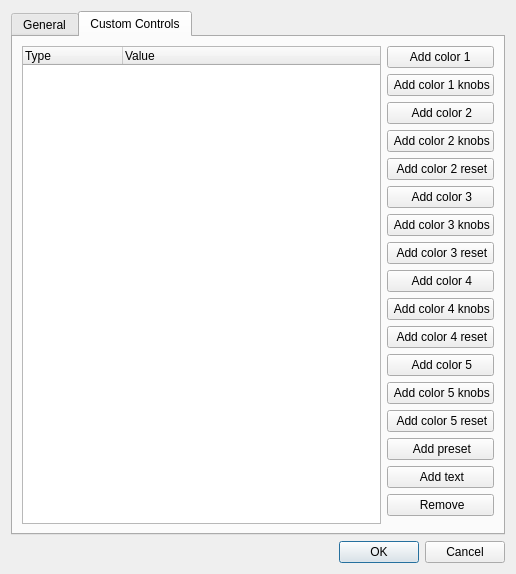
The window that ui/src/virtualconsole/vcmatrixproperties.ui (mcallegari/qlcplus) describes before a commit, drawn with Qt 5.
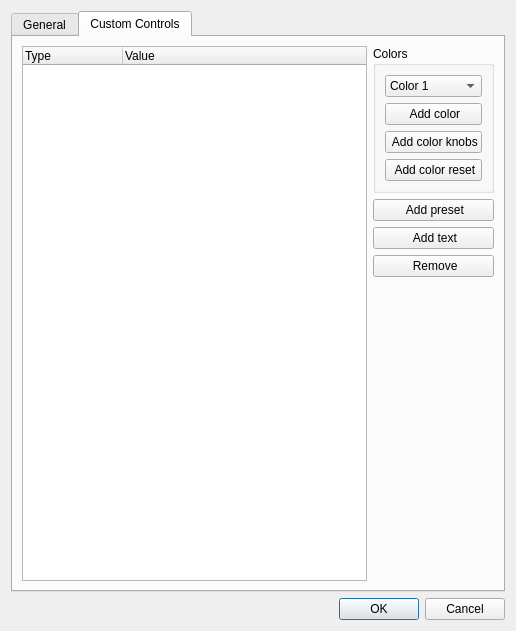
The same window after the commit. The open tabs and pages were chosen to show the change. Icons and pictures are not drawn.

Commit message: ui: simplify VC Animation properties UI

```diff
--- a/ui/src/virtualconsole/vcmatrixproperties.ui
+++ b/ui/src/virtualconsole/vcmatrixproperties.ui
@@ -26,7 +26,7 @@
     <x>0</x>
     <y>0</y>
     <width>516</width>
-    <height>489</height>
+    <height>631</height>
    </rect>
   </property>
   <property name="windowTitle">
@@ -296,30 +296,10 @@
       <layout class="QVBoxLayout" name="verticalLayout">
        <item>
         <layout class="QGridLayout" name="gridLayout_5">
-         <item row="0" column="1" rowspan="18">
-          <widget class="QTreeWidget" name="m_controlsTree">
-           <property name="rootIsDecorated">
-            <bool>false</bool>
-           </property>
-           <property name="itemsExpandable">
-            <bool>false</bool>
-           </property>
-           <column>
-            <property name="text">
-             <string>Type</string>
-            </property>
-           </column>
-           <column>
-            <property name="text">
-             <string>Value</string>
-            </property>
-           </column>
-          </widget>
-         </item>
-         <item row="0" column="2">
-          <widget class="QPushButton" name="m_addMtxColor1Button">
+         <item row="2" column="2">
+          <widget class="QPushButton" name="m_addTextButton">
            <property name="text">
-            <string> Add color 1 </string>
+            <string> Add text</string>
            </property>
            <property name="icon">
             <iconset resource="../qlcui.qrc">
@@ -328,149 +308,6 @@
           </widget>
          </item>
          <item row="1" column="2">
-          <widget class="QPushButton" name="m_addMtxColor1KnobsButton">
-           <property name="text">
-            <string> Add color 1 knobs</string>
-           </property>
-           <property name="icon">
-            <iconset resource="../qlcui.qrc">
-             <normaloff>:/knob.png</normaloff>:/knob.png</iconset>
-           </property>
-          </widget>
-         </item>
-         <item row="2" column="2">
-          <widget class="QPushButton" name="m_addMtxColor2Button">
-           <property name="text">
-            <string> Add color 2</string>
-           </property>
-           <property name="icon">
-            <iconset resource="../qlcui.qrc">
-             <normaloff>:/color.png</normaloff>:/color.png</iconset>
-           </property>
-          </widget>
-         </item>
-         <item row="3" column="2">
-          <widget class="QPushButton" name="m_addMtxColor2KnobsButton">
-           <property name="text">
-            <string> Add color 2 knobs</string>
-           </property>
-           <property name="icon">
-            <iconset resource="../qlcui.qrc">
-             <normaloff>:/knob.png</normaloff>:/knob.png</iconset>
-           </property>
-          </widget>
-         </item>
-         <item row="4" column="2">
-          <widget class="QPushButton" name="m_addMtxColor2ResetButton">
-           <property name="text">
-            <string> Add color 2 reset</string>
-           </property>
-           <property name="icon">
-            <iconset resource="../qlcui.qrc">
-             <normaloff>:/fileclose.png</normaloff>:/fileclose.png</iconset>
-           </property>
-          </widget>
-         </item>
-         <item row="5" column="2">
-          <widget class="QPushButton" name="m_addMtxColor3Button">
-           <property name="text">
-            <string> Add color 3</string>
-           </property>
-           <property name="icon">
-            <iconset resource="../qlcui.qrc">
-             <normaloff>:/color.png</normaloff>:/color.png</iconset>
-           </property>
-          </widget>
-         </item>
-         <item row="6" column="2">
-          <widget class="QPushButton" name="m_addMtxColor3KnobsButton">
-           <property name="text">
-            <string> Add color 3 knobs</string>
-           </property>
-           <property name="icon">
-            <iconset resource="../qlcui.qrc">
-             <normaloff>:/knob.png</normaloff>:/knob.png</iconset>
-           </property>
-          </widget>
-         </item>
-         <item row="7" column="2">
-          <widget class="QPushButton" name="m_addMtxColor3ResetButton">
-           <property name="text">
-            <string> Add color 3 reset</string>
-           </property>
-           <property name="icon">
-            <iconset resource="../qlcui.qrc">
-             <normaloff>:/fileclose.png</normaloff>:/fileclose.png</iconset>
-           </property>
-          </widget>
-         </item>
-         <item row="8" column="2">
-          <widget class="QPushButton" name="m_addMtxColor4Button">
-           <property name="text">
-            <string> Add color 4</string>
-           </property>
-           <property name="icon">
-            <iconset resource="../qlcui.qrc">
-             <normaloff>:/color.png</normaloff>:/color.png</iconset>
-           </property>
-          </widget>
-         </item>
-         <item row="9" column="2">
-          <widget class="QPushButton" name="m_addMtxColor4KnobsButton">
-           <property name="text">
-            <string> Add color 4 knobs</string>
-           </property>
-           <property name="icon">
-            <iconset resource="../qlcui.qrc">
-             <normaloff>:/knob.png</normaloff>:/knob.png</iconset>
-           </property>
-          </widget>
-         </item>
-         <item row="10" column="2">
-          <widget class="QPushButton" name="m_addMtxColor4ResetButton">
-           <property name="text">
-            <string> Add color 4 reset</string>
-           </property>
-           <property name="icon">
-            <iconset resource="../qlcui.qrc">
-             <normaloff>:/fileclose.png</normaloff>:/fileclose.png</iconset>
-           </property>
-          </widget>
-         </item>
-         <item row="11" column="2">
-          <widget class="QPushButton" name="m_addMtxColor5Button">
-           <property name="text">
-            <string> Add color 5</string>
-           </property>
-           <property name="icon">
-            <iconset resource="../qlcui.qrc">
-             <normaloff>:/color.png</normaloff>:/color.png</iconset>
-           </property>
-          </widget>
-         </item>
-         <item row="12" column="2">
-          <widget class="QPushButton" name="m_addMtxColor5KnobsButton">
-           <property name="text">
-            <string> Add color 5 knobs</string>
-           </property>
-           <property name="icon">
-            <iconset resource="../qlcui.qrc">
-             <normaloff>:/knob.png</normaloff>:/knob.png</iconset>
-           </property>
-          </widget>
-         </item>
-         <item row="13" column="2">
-          <widget class="QPushButton" name="m_addMtxColor5ResetButton">
-           <property name="text">
-            <string> Add color 5 reset</string>
-           </property>
-           <property name="icon">
-            <iconset resource="../qlcui.qrc">
-             <normaloff>:/fileclose.png</normaloff>:/fileclose.png</iconset>
-           </property>
-          </widget>
-         </item>
-         <item row="14" column="2">
           <widget class="QPushButton" name="m_addPresetButton">
            <property name="text">
             <string> Add preset</string>
@@ -481,18 +318,81 @@
            </property>
           </widget>
          </item>
-         <item row="15" column="2">
-          <widget class="QPushButton" name="m_addTextButton">
-           <property name="text">
-            <string> Add text</string>
+         <item row="0" column="2">
+          <widget class="QGroupBox" name="groupBox">
+           <property name="title">
+            <string>Colors</string>
            </property>
-           <property name="icon">
-            <iconset resource="../qlcui.qrc">
-             <normaloff>:/fonts.png</normaloff>:/fonts.png</iconset>
-           </property>
+           <layout class="QVBoxLayout" name="verticalLayout_3">
+            <item>
+             <widget class="QComboBox" name="m_colorsCombo">
+              <item>
+               <property name="text">
+                <string>Color 1</string>
+               </property>
+              </item>
+              <item>
+               <property name="text">
+                <string>Color 2</string>
+               </property>
+              </item>
+              <item>
+               <property name="text">
+                <string>Color 3</string>
+               </property>
+              </item>
+              <item>
+               <property name="text">
+                <string>Color 4</string>
+               </property>
+              </item>
+              <item>
+               <property name="text">
+                <string>Color 5</string>
+               </property>
+              </item>
+             </widget>
+            </item>
+            <item>
+             <widget class="QPushButton" name="m_addColorButton">
+              <property name="text">
+               <string> Add color</string>
+              </property>
+              <property name="icon">
+               <iconset resource="../qlcui.qrc">
+                <normaloff>:/color.png</normaloff>:/color.png</iconset>
+              </property>
+             </widget>
+            </item>
+            <item>
+             <widget class="QPushButton" name="m_addColorKnobsButton">
+              <property name="text">
+               <string> Add color knobs</string>
+              </property>
+              <property name="icon">
+               <iconset resource="../qlcui.qrc">
+                <normaloff>:/knob.png</normaloff>:/knob.png</iconset>
+              </property>
+             </widget>
+            </item>
+            <item>
+             <widget class="QPushButton" name="m_addColorResetButton">
+              <property name="text">
+               <string> Add color reset</string>
+              </property>
+              <property name="icon">
+               <iconset resource="../qlcui.qrc">
+                <normaloff>:/fileclose.png</normaloff>:/fileclose.png</iconset>
+              </property>
+             </widget>
+            </item>
+           </layout>
           </widget>
          </item>
-         <item row="16" column="2">
+         <item row="7" column="1" colspan="2">
+          <layout class="QVBoxLayout" name="m_presetInputLayout"/>
+         </item>
+         <item row="3" column="2">
           <widget class="QPushButton" name="m_removeButton">
            <property name="text">
             <string> Remove</string>
@@ -503,8 +403,38 @@
            </property>
           </widget>
          </item>
-         <item row="18" column="1" colspan="2">
-          <layout class="QVBoxLayout" name="m_presetInputLayout"/>
+         <item row="6" column="2">
+          <spacer name="verticalSpacer_2">
+           <property name="orientation">
+            <enum>Qt::Vertical</enum>
+           </property>
+           <property name="sizeHint" stdset="0">
+            <size>
+             <width>20</width>
+             <height>40</height>
+            </size>
+           </property>
+          </spacer>
+         </item>
+         <item row="0" column="1" rowspan="7">
+          <widget class="QTreeWidget" name="m_controlsTree">
+           <property name="rootIsDecorated">
+            <bool>false</bool>
+           </property>
+           <property name="itemsExpandable">
+            <bool>false</bool>
+           </property>
+           <column>
+            <property name="text">
+             <string>Type</string>
+            </property>
+           </column>
+           <column>
+            <property name="text">
+             <string>Value</string>
+            </property>
+           </column>
+          </widget>
          </item>
         </layout>
        </item>
```
Left out of the diff: 2 changed lines with no effect on the pictures. The commit also changes 4 other files.
